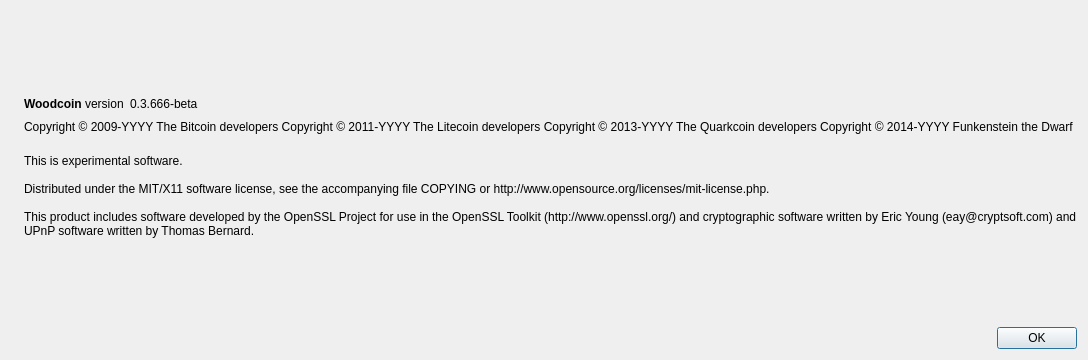
Above: src/qt/forms/aboutdialog.ui from funkshelper/woodcoin-historical before the change. Below: the same form after it.
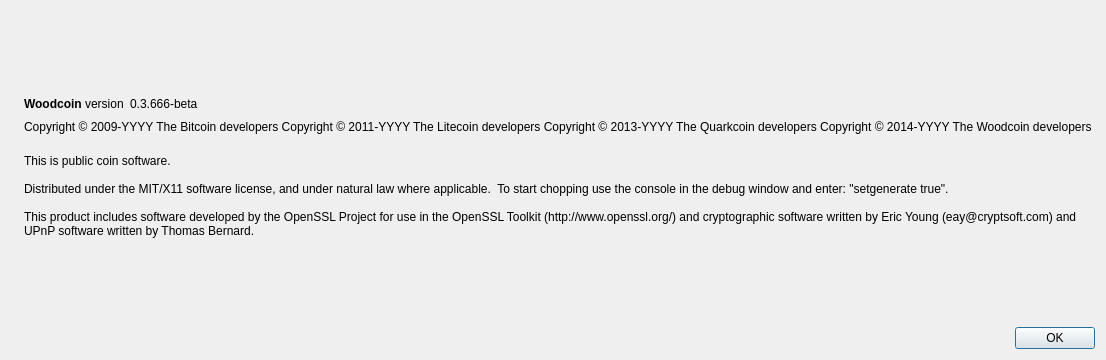
That is the form after the change. Icons and pictures are not drawn.

```diff
--- a/src/qt/forms/aboutdialog.ui
+++ b/src/qt/forms/aboutdialog.ui
@@ -94,7 +94,7 @@
         <string notr="true">Copyright &amp;copy; 2009-YYYY The Bitcoin developers
 Copyright &amp;copy; 2011-YYYY The Litecoin developers
 Copyright &amp;copy; 2013-YYYY The Quarkcoin developers
-Copyright &amp;copy; 2014-YYYY Funkenstein the Dwarf
+Copyright &amp;copy; 2014-YYYY The Woodcoin developers
 </string>
        </property>
        <property name="textFormat">
@@ -112,9 +112,9 @@
        </property>
        <property name="text">
         <string>
-This is experimental software.
+This is public coin software.      
 
-Distributed under the MIT/X11 software license, see the accompanying file COPYING or http://www.opensource.org/licenses/mit-license.php.
+Distributed under the MIT/X11 software license, and under natural law where applicable.  To start chopping use the console in the debug window and enter: "setgenerate true".    
 
 This product includes software developed by the OpenSSL Project for use in the OpenSSL Toolkit (http://www.openssl.org/) and cryptographic software written by Eric Young (eay@cryptsoft.com) and UPnP software written by Thomas Bernard.</string>
        </property>
```
